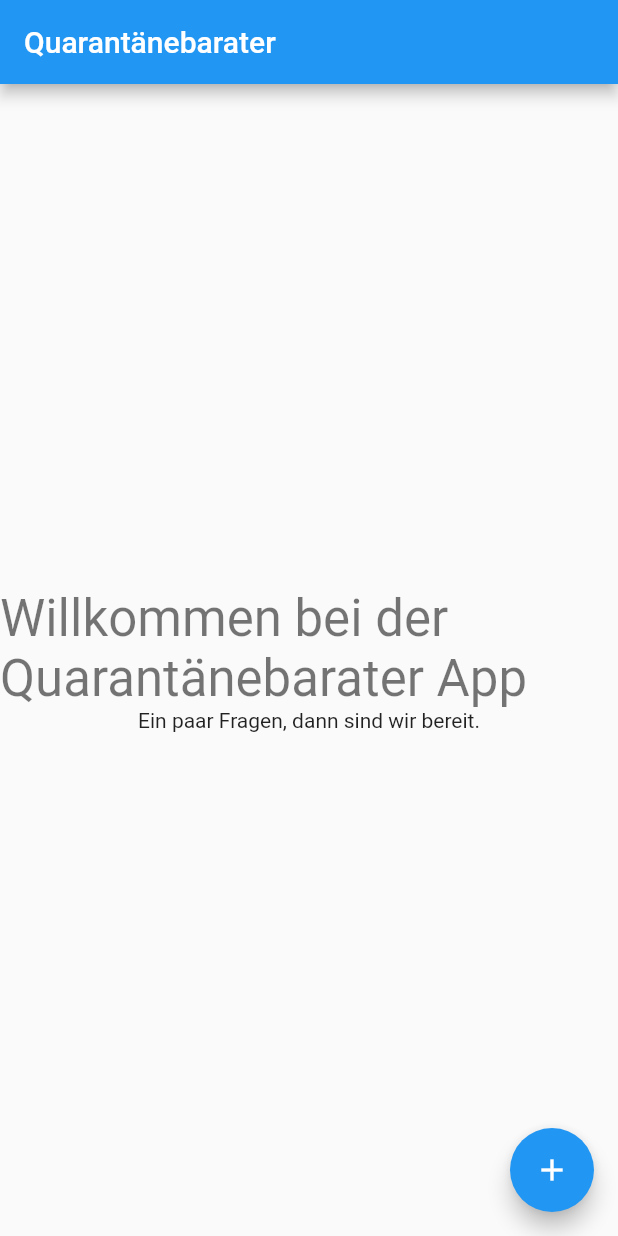
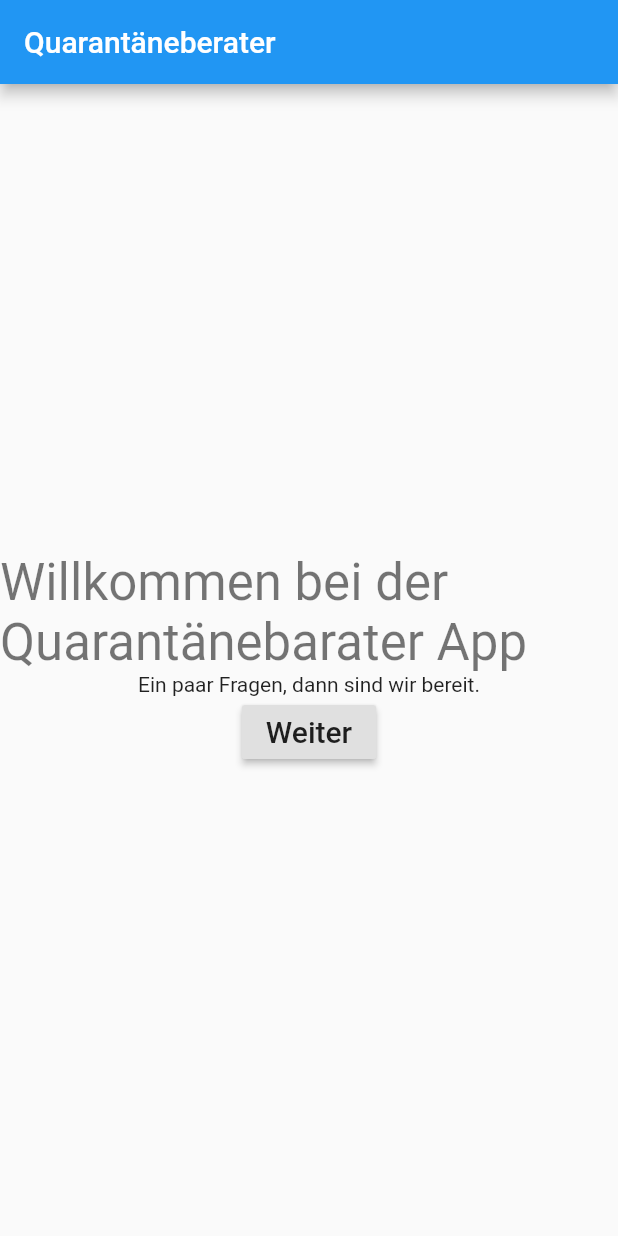
Before and after one commit to jan1na/DailyBuddy, a Flutter app: the screen it shows after launch, on a phone screen of 412 x 824 dp. Run offline on Flutter 3.47's test engine with Material 2 defaults, Android fonts, the phone set to English and light mode, and no system bars.

Commit message:
Implement page swapping

```diff
--- a/lib/main.dart
+++ b/lib/main.dart
@@ -1,43 +1,49 @@
 import 'package:flutter/material.dart';
 
-void main() => runApp(MyApp());
-
-class MyApp extends StatelessWidget {
-  @override
-  Widget build(BuildContext context) {
-    return MaterialApp(
-      title: 'Flutter Demo',
-      theme: ThemeData(
-        primarySwatch: Colors.blue,
-      ),
-      home: Advisor(title: 'Quarantänebarater'),
-    );
-  }
-}
+void main() => runApp(Advisor());
 
 class Advisor extends StatefulWidget {
-  Advisor({Key key, this.title}) : super(key: key);
-
-  final String title;
-
   @override
   AdvisorState createState() => AdvisorState();
 }
 
 class AdvisorState extends State<Advisor> {
-  int _counter = 0;
+  Widget screen;
 
-  void _incrementCounter() {
+  AdvisorState() {
+    screen = new Start(title: 'Quarantäneberater', screenChanged: change);
+  }
+
+  void change(Widget screen) {
     setState(() {
-      _counter++;
+      this.screen = screen;
     });
   }
 
   @override
   Widget build(BuildContext context) {
+    return MaterialApp(
+      title: 'Quarantänebarater',
+      theme: ThemeData(
+        primarySwatch: Colors.blue,
+      ),
+      home: screen,
+    );
+  }
+}
+
+class Start extends StatelessWidget {
+  Start({Key key, this.title, this.screenChanged})
+      : super(key: key);
+
+  final String title;
+  final ValueChanged<Widget> screenChanged;
+
+  @override
+  Widget build(BuildContext context) {
     return Scaffold(
       appBar: AppBar(
-        title: Text(widget.title),
+        title: Text(title),
       ),
       body: Center(
         child: Column(
@@ -49,15 +55,47 @@ class AdvisorState extends State<Advisor> {
             ),
             Text(
               'Ein paar Fragen, dann sind wir bereit.'
-            )
+            ),
+            RaisedButton(
+              onPressed: () {
+                screenChanged(new FromTo(title: 'Von Bis', screenChanged: screenChanged));
+              },
+              child: Text(
+                'Weiter',
+                style: TextStyle(fontSize: 20)
+              ),
+            ),
           ],
         ),
-      ),
-      floatingActionButton: FloatingActionButton(
-        onPressed: _incrementCounter,
-        tooltip: 'Increment',
-        child: Icon(Icons.add),
       ),
     );
   }
 }
+
+class FromTo extends StatelessWidget {
+  FromTo({Key key, this.title, this.screenChanged})
+      : super(key: key);
+
+  final String title;
+  final ValueChanged<Widget> screenChanged;
+
+  @override
+  Widget build(BuildContext context) {
+    return Scaffold(
+      appBar: AppBar(
+        title: Text(title),
+      ),
+      body: Center(
+        child: Column(
+          mainAxisAlignment: MainAxisAlignment.center,
+          children: <Widget>[
+            Text(
+              'Von wann bis wann',
+              style: Theme.of(context).textTheme.display1,
+            ),
+          ],
+        ),
+      ),
+    );
+  }
+}
```
Also changed, not shown: 1 other file.
